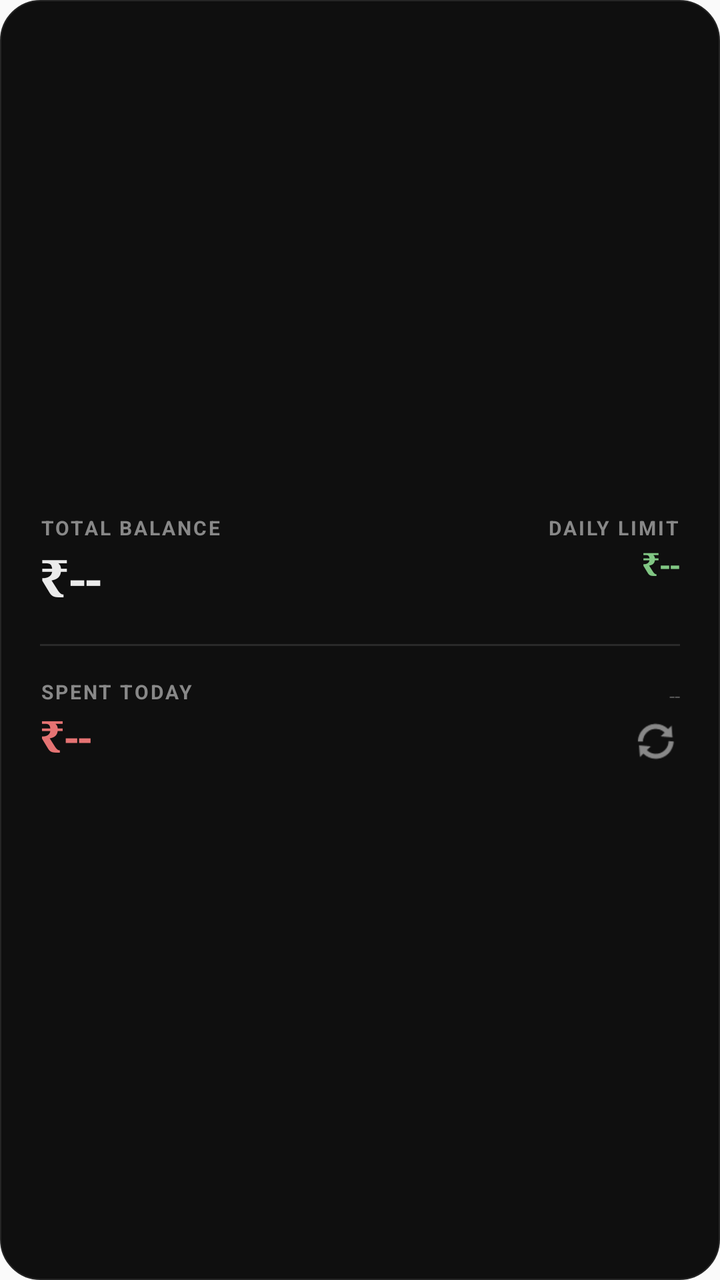
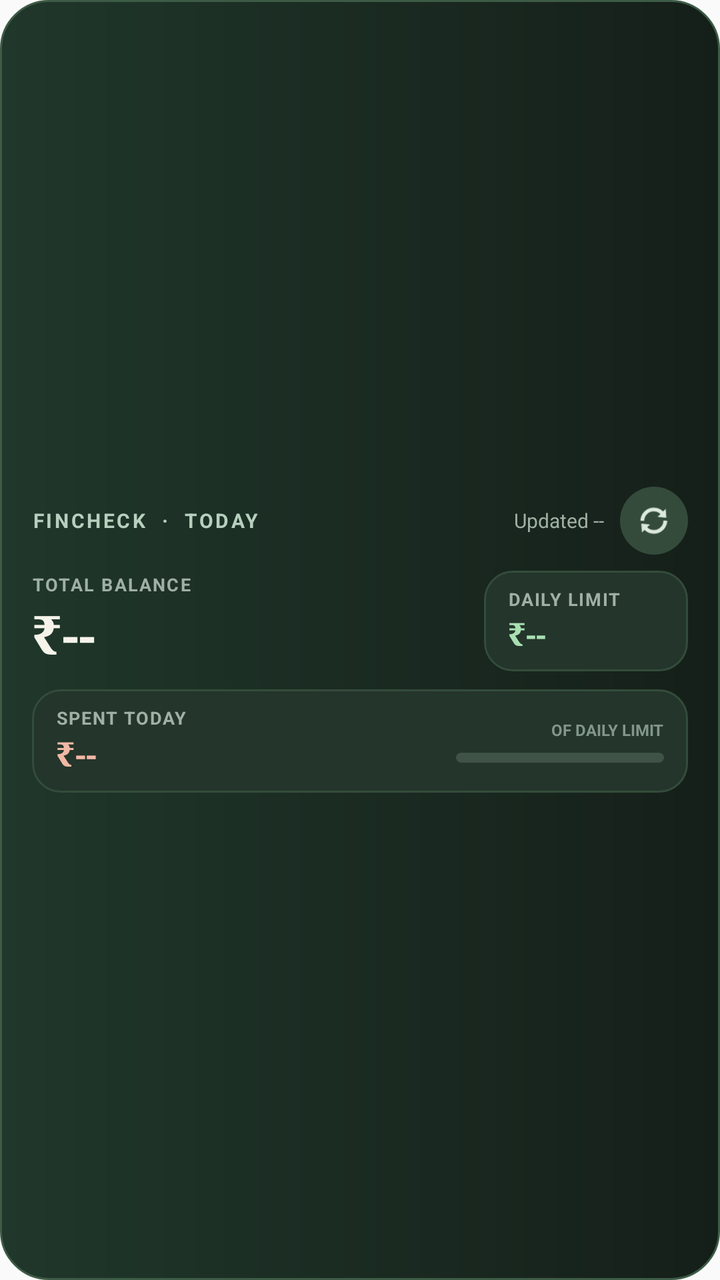

Two renders of the same Android screen: before a commit and after it. Below are the layout's source before the change and the commit's diff.
<!-- AndroidManifest.xml: application theme Theme.FinCheck -->
<!-- res/layout/widget_layout.xml -->
<?xml version="1.0" encoding="utf-8"?>
<LinearLayout xmlns:android="http://schemas.android.com/apk/res/android"
    android:id="@+id/widget_container"
    android:layout_width="match_parent"
    android:layout_height="match_parent"
    android:background="@drawable/widget_background"
    android:orientation="vertical"
    android:padding="20dp"
    android:gravity="center_vertical">

    
    <LinearLayout
        android:layout_width="match_parent"
        android:layout_height="wrap_content"
        android:orientation="horizontal">

        <LinearLayout
            android:layout_width="0dp"
            android:layout_height="wrap_content"
            android:layout_weight="1"
            android:orientation="vertical">
            <TextView
                android:layout_width="wrap_content"
                android:layout_height="wrap_content"
                android:text="TOTAL BALANCE"
                android:textColor="#888888"
                android:textSize="10sp"
                android:letterSpacing="0.1"
                android:textStyle="bold" />
            <TextView
                android:id="@+id/widget_net_worth"
                android:layout_width="wrap_content"
                android:layout_height="wrap_content"
                android:text="₹--"
                android:textColor="#EBEBEB"
                android:fontFamily="serif"
                android:textSize="26sp"
                android:textStyle="bold" />
        </LinearLayout>

        <LinearLayout
            android:layout_width="wrap_content"
            android:layout_height="wrap_content"
            android:orientation="vertical"
            android:gravity="end">
            <TextView
                android:layout_width="wrap_content"
                android:layout_height="wrap_content"
                android:text="DAILY LIMIT"
                android:textColor="#888888"
                android:textSize="10sp"
                android:letterSpacing="0.1"
                android:textStyle="bold" />
            <TextView
                android:id="@+id/widget_daily_limit"
                android:layout_width="wrap_content"
                android:layout_height="wrap_content"
                android:text="₹--"
                android:textColor="#81C784"
                android:fontFamily="serif"
                android:textSize="16sp"
                android:textStyle="bold" />
        </LinearLayout>
    </LinearLayout>

    <FrameLayout
        android:layout_width="match_parent"
        android:layout_height="1dp"
        android:background="#2A2A2A"
        android:layout_marginTop="16dp"
        android:layout_marginBottom="16dp" />

    
    <LinearLayout
        android:layout_width="match_parent"
        android:layout_height="wrap_content"
        android:orientation="horizontal"
        android:gravity="bottom">

        <LinearLayout
            android:layout_width="0dp"
            android:layout_height="wrap_content"
            android:layout_weight="1"
            android:orientation="vertical">
            <TextView
                android:layout_width="wrap_content"
                android:layout_height="wrap_content"
                android:text="SPENT TODAY"
                android:textColor="#888888"
                android:textSize="10sp"
                android:letterSpacing="0.1"
                android:textStyle="bold" />
            <TextView
                android:id="@+id/widget_today_expense"
                android:layout_width="wrap_content"
                android:layout_height="wrap_content"
                android:text="₹--"
                android:textColor="#E57373"
                android:fontFamily="serif"
                android:textSize="22sp"
                android:textStyle="bold" />
        </LinearLayout>

        <LinearLayout
            android:layout_width="wrap_content"
            android:layout_height="wrap_content"
            android:orientation="vertical"
            android:gravity="end">
            <TextView
                android:id="@+id/widget_last_updated"
                android:layout_width="wrap_content"
                android:layout_height="wrap_content"
                android:text="--"
                android:textColor="#555555"
                android:textSize="10sp"
                android:layout_marginBottom="4dp" />
            <ImageButton
                android:id="@+id/widget_refresh_btn"
                android:layout_width="24dp"
                android:layout_height="24dp"
                android:background="#00000000"
                android:contentDescription="Refresh"
                android:scaleType="fitCenter"
                android:src="@android:drawable/ic_popup_sync"
                android:tint="#888888" />
        </LinearLayout>
    </LinearLayout>
</LinearLayout>
<!-- resources referenced by this layout -->
<resources>
  <!-- drawable widget_background (drawable) -->
  <?xml version="1.0" encoding="utf-8"?>
  <shape xmlns:android="http://schemas.android.com/apk/res/android"
      android:shape="rectangle">
      <solid android:color="#0F0F0F" />
      <corners android:radius="20dp" />
      <stroke android:width="0.5dp" android:color="#252525" />
  </shape>
  <style name="Theme.FinCheck" parent="android:Theme.Material.Light.NoActionBar" />
</resources>

<!-- the commit's change to res/layout/widget_layout.xml (unified diff, before → after) -->
@@ -4,14 +4,55 @@
     android:layout_width="match_parent"
     android:layout_height="match_parent"
     android:background="@drawable/widget_background"
+    android:gravity="center_vertical"
     android:orientation="vertical"
-    android:padding="20dp"
-    android:gravity="center_vertical">
+    android:paddingStart="16dp"
+    android:paddingTop="12dp"
+    android:paddingEnd="16dp"
+    android:paddingBottom="12dp">
 
-    
     <LinearLayout
         android:layout_width="match_parent"
         android:layout_height="wrap_content"
+        android:gravity="center_vertical"
+        android:orientation="horizontal">
+
+        <TextView
+            android:layout_width="0dp"
+            android:layout_height="wrap_content"
+            android:layout_weight="1"
+            android:letterSpacing="0.12"
+            android:text="FINCHECK  ·  TODAY"
+            android:textColor="#B7D0BE"
+            android:textSize="10sp"
+            android:textStyle="bold" />
+
+        <TextView
+            android:id="@+id/widget_last_updated"
+            android:layout_width="wrap_content"
+            android:layout_height="wrap_content"
+            android:layout_marginEnd="8dp"
+            android:text="Updated --"
+            android:textColor="#A0B0A4"
+            android:textSize="10sp" />
+
+        <ImageButton
+            android:id="@+id/widget_refresh_btn"
+            android:layout_width="34dp"
+            android:layout_height="34dp"
+            android:background="@drawable/widget_refresh_background"
+            android:contentDescription="Refresh FinCheck data"
+            android:padding="8dp"
+            android:scaleType="fitCenter"
+            android:src="@android:drawable/ic_popup_sync"
+            android:tint="#DCE9DE" />
+    </LinearLayout>
+
+    <LinearLayout
+        android:layout_width="match_parent"
+        android:layout_height="wrap_content"
+        android:layout_marginTop="8dp"
+        android:gravity="center_vertical"
         android:orientation="horizontal">
 
         <LinearLayout
@@ -19,110 +60,128 @@
             android:layout_height="wrap_content"
             android:layout_weight="1"
             android:orientation="vertical">
+
             <TextView
                 android:layout_width="wrap_content"
                 android:layout_height="wrap_content"
+                android:letterSpacing="0.08"
                 android:text="TOTAL BALANCE"
-                android:textColor="#888888"
-                android:textSize="10sp"
-                android:letterSpacing="0.1"
+                android:textColor="#A0B0A4"
+                android:textSize="9sp"
                 android:textStyle="bold" />
+
             <TextView
                 android:id="@+id/widget_net_worth"
-                android:layout_width="wrap_content"
+                android:layout_width="match_parent"
                 android:layout_height="wrap_content"
+                android:fontFamily="serif"
+                android:singleLine="true"
                 android:text="₹--"
-                android:textColor="#EBEBEB"
-                android:fontFamily="serif"
-                android:textSize="26sp"
-                android:textStyle="bold" />
+                android:textColor="#F5F3EA"
+                android:textSize="27sp"
+                android:textStyle="bold"
+                android:ellipsize="end" />
         </LinearLayout>
 
         <LinearLayout
             android:layout_width="wrap_content"
             android:layout_height="wrap_content"
+            android:layout_marginStart="12dp"
+            android:background="@drawable/widget_metric_background"
+            android:gravity="center_vertical"
+            android:minWidth="102dp"
             android:orientation="vertical"
-            android:gravity="end">
+            android:paddingStart="12dp"
+            android:paddingTop="8dp"
+            android:paddingEnd="12dp"
+            android:paddingBottom="8dp">
+
             <TextView
                 android:layout_width="wrap_content"
                 android:layout_height="wrap_content"
+                android:letterSpacing="0.06"
                 android:text="DAILY LIMIT"
-                android:textColor="#888888"
-                android:textSize="10sp"
-                android:letterSpacing="0.1"
+                android:textColor="#A0B0A4"
+                android:textSize="9sp"
                 android:textStyle="bold" />
+
             <TextView
                 android:id="@+id/widget_daily_limit"
                 android:layout_width="wrap_content"
                 android:layout_height="wrap_content"
+                android:fontFamily="serif"
+                android:singleLine="true"
                 android:text="₹--"
-                android:textColor="#81C784"
-                android:fontFamily="serif"
+                android:textColor="#A9E0B3"
                 android:textSize="16sp"
-                android:textStyle="bold" />
+                android:textStyle="bold"
+                android:ellipsize="end" />
         </LinearLayout>
     </LinearLayout>
 
-    <FrameLayout
-        android:layout_width="match_parent"
-        android:layout_height="1dp"
-        android:background="#2A2A2A"
-        android:layout_marginTop="16dp"
-        android:layout_marginBottom="16dp" />
-
-    
     <LinearLayout
         android:layout_width="match_parent"
         android:layout_height="wrap_content"
+        android:layout_marginTop="9dp"
+        android:background="@drawable/widget_metric_background"
+        android:gravity="center_vertical"
         android:orientation="horizontal"
-        android:gravity="bottom">
+        android:paddingStart="12dp"
+        android:paddingTop="8dp"
+        android:paddingEnd="12dp"
+        android:paddingBottom="8dp">
 
         <LinearLayout
             android:layout_width="0dp"
             android:layout_height="wrap_content"
             android:layout_weight="1"
             android:orientation="vertical">
+
             <TextView
                 android:layout_width="wrap_content"
                 android:layout_height="wrap_content"
+                android:letterSpacing="0.06"
                 android:text="SPENT TODAY"
-                android:textColor="#888888"
-                android:textSize="10sp"
-                android:letterSpacing="0.1"
+                android:textColor="#A0B0A4"
+                android:textSize="9sp"
                 android:textStyle="bold" />
+
             <TextView
                 android:id="@+id/widget_today_expense"
                 android:layout_width="wrap_content"
                 android:layout_height="wrap_content"
+                android:fontFamily="serif"
+                android:singleLine="true"
                 android:text="₹--"
-                android:textColor="#E57373"
-                android:fontFamily="serif"
-                android:textSize="22sp"
+                android:textColor="#F2B8A5"
+                android:textSize="17sp"
                 android:textStyle="bold" />
         </LinearLayout>
 
         <LinearLayout
-            android:layout_width="wrap_content"
+            android:layout_width="104dp"
             android:layout_height="wrap_content"
-            android:orientation="vertical"
-            android:gravity="end">
+            android:orientation="vertical">
+
             <TextView
-                android:id="@+id/widget_last_updated"
                 android:layout_width="wrap_content"
                 android:layout_height="wrap_content"
-                android:text="--"
-                android:textColor="#555555"
-                android:textSize="10sp"
-                android:layout_marginBottom="4dp" />
-            <ImageButton
-                android:id="@+id/widget_refresh_btn"
-                android:layout_width="24dp"
-                android:layout_height="24dp"
-                android:background="#00000000"
-                android:contentDescription="Refresh"
-                android:scaleType="fitCenter"
-                android:src="@android:drawable/ic_popup_sync"
-                android:tint="#888888" />
+                android:layout_gravity="end"
+                android:text="OF DAILY LIMIT"
+                android:textColor="#82978A"
+                android:textSize="8sp"
+                android:textStyle="bold" />
+
+            <ProgressBar
+                android:id="@+id/widget_spending_progress"
+                style="?android:attr/progressBarStyleHorizontal"
+                android:layout_width="match_parent"
+                android:layout_height="5dp"
+                android:layout_marginTop="6dp"
+                android:indeterminate="false"
+                android:max="100"
+                android:progress="0"
+                android:progressDrawable="@drawable/widget_progress" />
         </LinearLayout>
     </LinearLayout>
 </LinearLayout>
<!-- resource entries referenced after the edit -->
@@ -4,9 +4,45 @@
   <?xml version="1.0" encoding="utf-8"?>
   <shape xmlns:android="http://schemas.android.com/apk/res/android"
       android:shape="rectangle">
-      <solid android:color="#0F0F0F" />
-      <corners android:radius="20dp" />
-      <stroke android:width="0.5dp" android:color="#252525" />
+      <gradient
+          android:angle="0"
+          android:startColor="#20372B"
+          android:endColor="#151F19"
+          android:type="linear" />
+      <corners android:radius="24dp" />
+      <stroke android:width="1dp" android:color="#3D5B46" />
+  </shape>
+  <!-- drawable widget_metric_background (drawable) -->
+  <?xml version="1.0" encoding="utf-8"?>
+  <shape xmlns:android="http://schemas.android.com/apk/res/android"
+      android:shape="rectangle">
+      <solid android:color="#24352B" />
+      <corners android:radius="14dp" />
+      <stroke android:width="1dp" android:color="#344C3B" />
+  </shape>
+  <!-- drawable widget_progress (drawable) -->
+  <?xml version="1.0" encoding="utf-8"?>
+  <layer-list xmlns:android="http://schemas.android.com/apk/res/android">
+      <item android:id="@android:id/background">
+          <shape android:shape="rectangle">
+              <solid android:color="#405347" />
+              <corners android:radius="4dp" />
+          </shape>
+      </item>
+      <item android:id="@android:id/progress">
+          <clip>
+              <shape android:shape="rectangle">
+                  <solid android:color="#8AD39E" />
+                  <corners android:radius="4dp" />
+              </shape>
+          </clip>
+      </item>
+  </layer-list>
+  <!-- drawable widget_refresh_background (drawable) -->
+  <?xml version="1.0" encoding="utf-8"?>
+  <shape xmlns:android="http://schemas.android.com/apk/res/android"
+      android:shape="oval">
+      <solid android:color="#344B3B" />
   </shape>
   <style name="Theme.FinCheck" parent="android:Theme.Material.Light.NoActionBar" />
 </resources>
